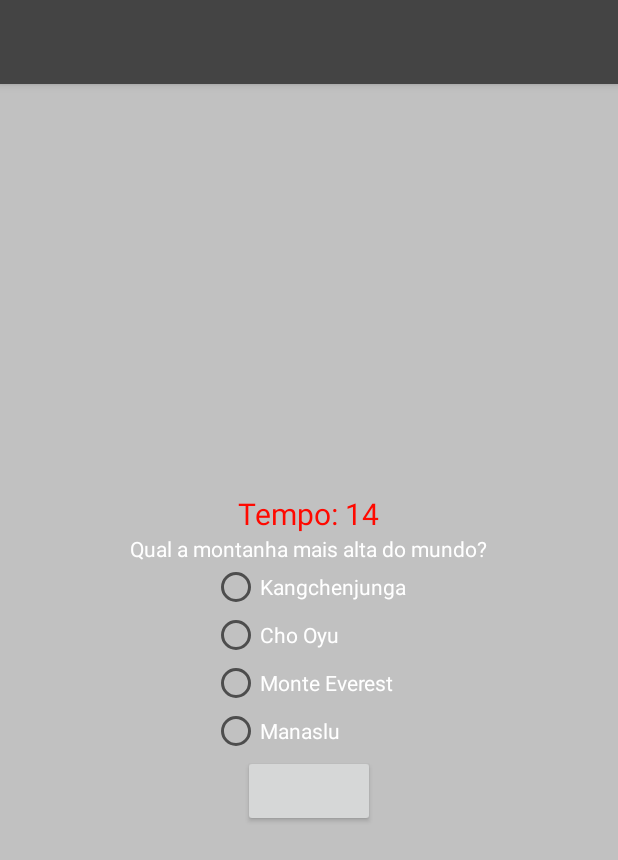
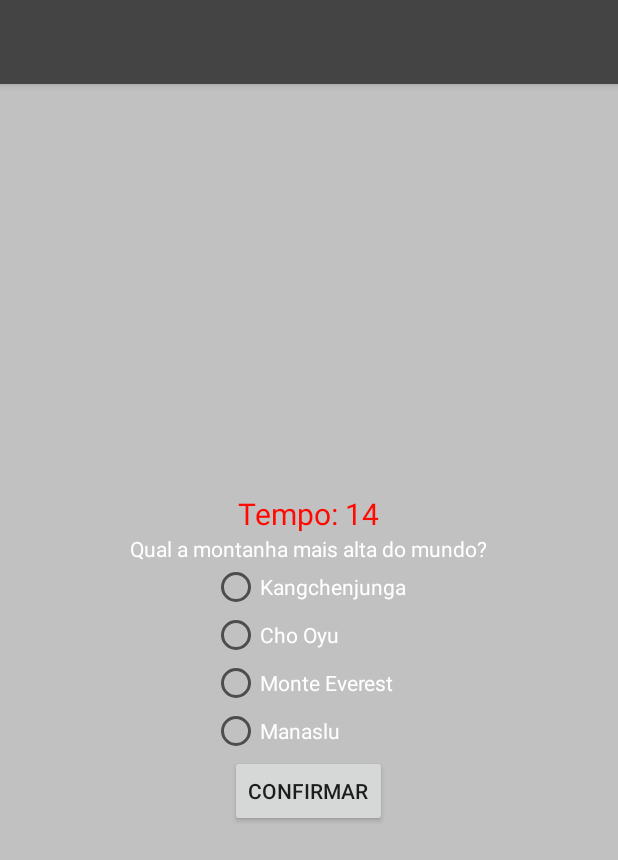
Before and after one commit to LucasArusiewicz/BUFFFFFFF, an Android app: the screen it shows after launch (PerguntaActivity), after a tap on "COMEÇAR", on a phone screen of 412 x 824 dp. Shown: the top 860 px of the screen. Run offline under Robolectric (Android 15) with nearby library versions, the phone set to English and light mode, and no system bars.

Commit message:
confirmar

```diff
--- a/app/src/main/res/layout/activity_pergunta.xml
+++ b/app/src/main/res/layout/activity_pergunta.xml
@@ -61,6 +61,7 @@
         <Button
             android:layout_width="wrap_content"
             android:layout_height="wrap_content"
+            android:text="Confirmar"
             android:id="@+id/btnPerguntaConfirmar"/>
     </LinearLayout>
 
```
